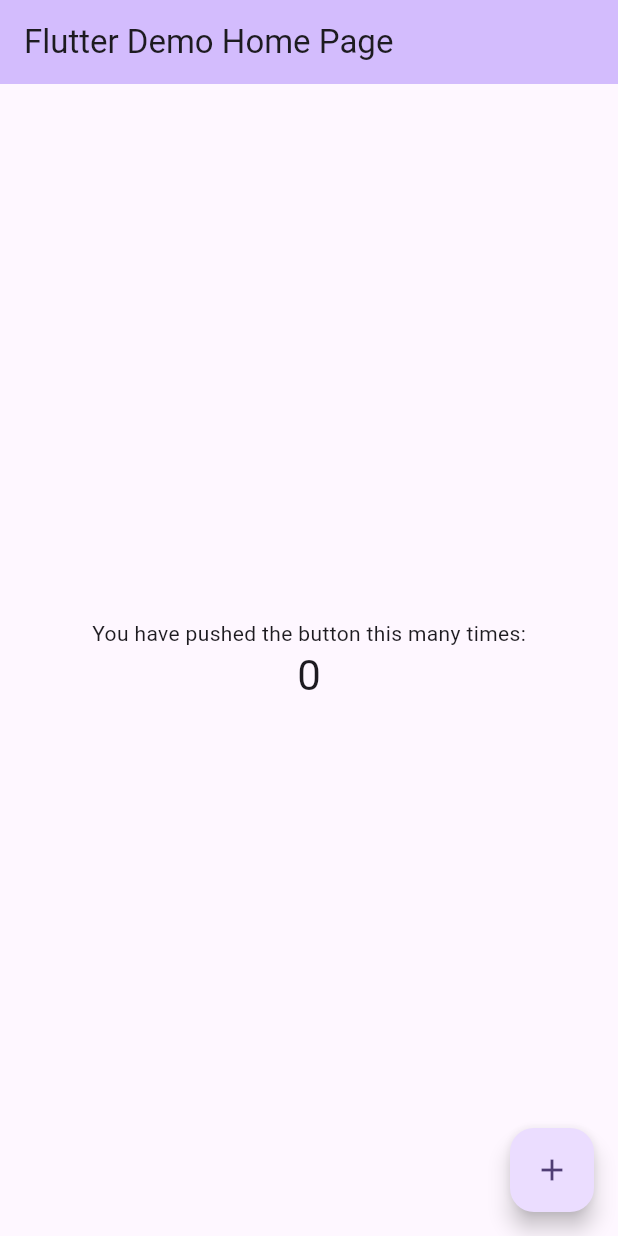
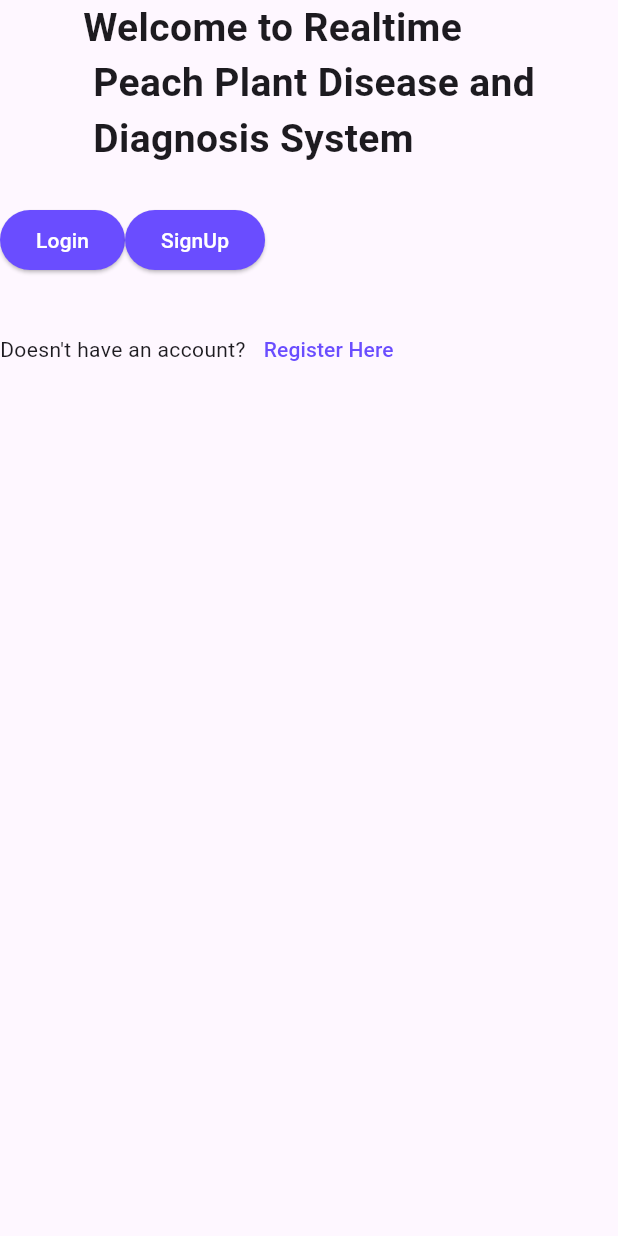
Before and after one commit to shahsawarkhanzada/plant_disease_detection, a Flutter app: the screen it shows after launch, on a phone screen of 412 x 824 dp. Run offline on Flutter 3.47's test engine with Material 3 defaults, Android fonts, the phone set to English and light mode, and no system bars.

Commit message:
first two screens created

```diff
--- a/lib/main.dart
+++ b/lib/main.dart
@@ -1,4 +1,5 @@
 import 'package:flutter/material.dart';
+import 'package:plant_disease_detection/view/first_screen.dart';
 
 void main() {
   runApp(const MyApp());
@@ -31,95 +32,7 @@ class MyApp extends StatelessWidget {
         colorScheme: ColorScheme.fromSeed(seedColor: Colors.deepPurple),
         useMaterial3: true,
       ),
-      home: const MyHomePage(title: 'Flutter Demo Home Page'),
+      home: const FirstScreen(),
     );
   }
 }
-
-class MyHomePage extends StatefulWidget {
-  const MyHomePage({super.key, required this.title});
-
-  // This widget is the home page of your application. It is stateful, meaning
-  // that it has a State object (defined below) that contains fields that affect
-  // how it looks.
-
-  // This class is the configuration for the state. It holds the values (in this
-  // case the title) provided by the parent (in this case the App widget) and
-  // used by the build method of the State. Fields in a Widget subclass are
-  // always marked "final".
-
-  final String title;
-
-  @override
-  State<MyHomePage> createState() => _MyHomePageState();
-}
-
-class _MyHomePageState extends State<MyHomePage> {
-  int _counter = 0;
-
-  void _incrementCounter() {
-    setState(() {
-      // This call to setState tells the Flutter framework that something has
-      // changed in this State, which causes it to rerun the build method below
-      // so that the display can reflect the updated values. If we changed
-      // _counter without calling setState(), then the build method would not be
-      // called again, and so nothing would appear to happen.
-      _counter++;
-    });
-  }
-
-  @override
-  Widget build(BuildContext context) {
-    // This method is rerun every time setState is called, for instance as done
-    // by the _incrementCounter method above.
-    //
-    // The Flutter framework has been optimized to make rerunning build methods
-    // fast, so that you can just rebuild anything that needs updating rather
-    // than having to individually change instances of widgets.
-    return Scaffold(
-      appBar: AppBar(
-        // TRY THIS: Try changing the color here to a specific color (to
-        // Colors.amber, perhaps?) and trigger a hot reload to see the AppBar
-        // change color while the other colors stay the same.
-        backgroundColor: Theme.of(context).colorScheme.inversePrimary,
-        // Here we take the value from the MyHomePage object that was created by
-        // the App.build method, and use it to set our appbar title.
-        title: Text(widget.title),
-      ),
-      body: Center(
-        // Center is a layout widget. It takes a single child and positions it
-        // in the middle of the parent.
-        child: Column(
-          // Column is also a layout widget. It takes a list of children and
-          // arranges them vertically. By default, it sizes itself to fit its
-          // children horizontally, and tries to be as tall as its parent.
-          //
-          // Column has various properties to control how it sizes itself and
-          // how it positions its children. Here we use mainAxisAlignment to
-          // center the children vertically; the main axis here is the vertical
-          // axis because Columns are vertical (the cross axis would be
-          // horizontal).
-          //
-          // TRY THIS: Invoke "debug painting" (choose the "Toggle Debug Paint"
-          // action in the IDE, or press "p" in the console), to see the
-          // wireframe for each widget.
-          mainAxisAlignment: MainAxisAlignment.center,
-          children: <Widget>[
-            const Text(
-              'You have pushed the button this many times:',
-            ),
-            Text(
-              '$_counter',
-              style: Theme.of(context).textTheme.headlineMedium,
-            ),
-          ],
-        ),
-      ),
-      floatingActionButton: FloatingActionButton(
-        onPressed: _incrementCounter,
-        tooltip: 'Increment',
-        child: const Icon(Icons.add),
-      ), // This trailing comma makes auto-formatting nicer for build methods.
-    );
-  }
-}
--- /dev/null
+++ b/lib/view/first_screen.dart
@@ -0,0 +1,65 @@
+import 'package:flutter/material.dart';
+
+class FirstScreen extends StatefulWidget {
+  const FirstScreen({super.key});
+
+  @override
+  State<FirstScreen> createState() => _FirstScreenState();
+}
+
+class _FirstScreenState extends State<FirstScreen> {
+  @override
+  Widget build(BuildContext context) {
+    return Scaffold(
+      body: Column(
+        children: [
+          const Text(
+            'Welcome to Realtime\n Peach Plant Disease and\n Diagnosis System',
+            style: TextStyle(fontSize: 26, fontWeight: FontWeight.bold),
+          ),
+          const SizedBox(
+            height: 25,
+          ),
+          Row(
+            children: [
+              ElevatedButton(
+                onPressed: () {},
+                style: ButtonStyle(
+                    backgroundColor:
+                        MaterialStateProperty.all(const Color(0xff6A4DFF))),
+                child:
+                    const Text('Login', style: TextStyle(color: Colors.white)),
+              ),
+              ElevatedButton(
+                  onPressed: () {},
+                  style: ButtonStyle(
+                      backgroundColor:
+                          MaterialStateProperty.all(const Color(0xff6A4DFF))),
+                  child: const Text(
+                    'SignUp',
+                    style: TextStyle(color: Colors.white),
+                  )),
+            ],
+          ),
+          const SizedBox(
+            height: 25,
+          ),
+          Row(
+            children: [
+              const Text(
+                "Doesn't have an account?",
+                style: TextStyle(fontSize: 14),
+              ),
+              TextButton(
+                  onPressed: () {},
+                  child: const Text(
+                    'Register Here',
+                    style: TextStyle(fontSize: 14, color: Color(0xff6A4DFF)),
+                  ))
+            ],
+          )
+        ],
+      ),
+    );
+  }
+}
```
Also changed, not shown: lib/view/second_screen.dart (added, +62 -0 lines).
